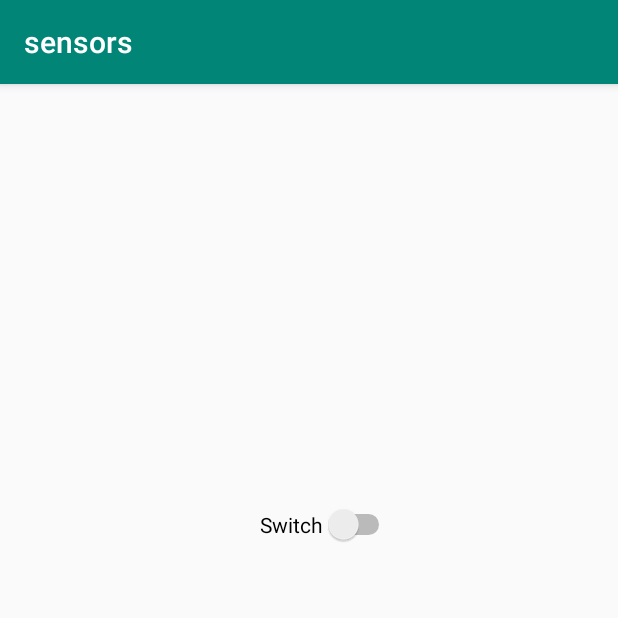
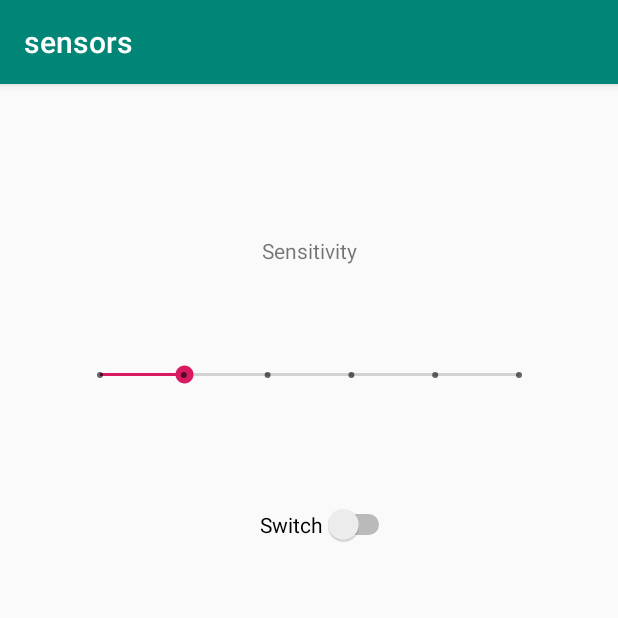
Before and after one commit to sharif-dev/HW2_sensors, an Android app: the ShakeActivity screen opened directly, with no data from a screen before it, on a phone screen of 412 x 824 dp, the top half of it. Run offline under Robolectric (Android 15) with nearby library versions, the phone set to English and light mode, and no system bars.

Commit message:
sensitivity setter added

```diff
--- a/app/src/main/java/edu/sharif/sharif_dev/sensors/ShakeActivity.java
+++ b/app/src/main/java/edu/sharif/sharif_dev/sensors/ShakeActivity.java
@@ -5,7 +5,9 @@ import android.hardware.Sensor;
 import android.hardware.SensorManager;
 import android.os.Bundle;
 import android.support.v7.app.AppCompatActivity;
+import android.view.View;
 import android.widget.CompoundButton;
+import android.widget.SeekBar;
 import android.widget.Switch;
 
 
@@ -15,6 +17,8 @@ public class ShakeActivity extends AppCompatActivity {
     private Sensor accelerometer;
     private ShakeDetector shakeDetector;
     private CustomHandler handler;
+    private SeekBar seekBar;
+    private int seekBarValue = 2;
 
     @Override
     public void onCreate(Bundle bundle) {
@@ -23,14 +27,37 @@ public class ShakeActivity extends AppCompatActivity {
         setContentView(R.layout.activity_shake);
         setSensor();
         setSwitch();
+        seekBar = findViewById(R.id.seekBar);
+        setSeekBar();
     }
+
+    private void setSeekBar() {
+        seekBar.setOnSeekBarChangeListener(new SeekBar.OnSeekBarChangeListener() {
+            @Override
+            public void onProgressChanged(SeekBar seekBar, int i, boolean b) {
+                seekBarValue = i;
+                System.out.println(i);
+            }
+
+            @Override
+            public void onStartTrackingTouch(SeekBar seekBar) {
+
+            }
+
+            @Override
+            public void onStopTrackingTouch(SeekBar seekBar) {
+
+            }
+        });
+    }
+
 
     private void setSensor() {
         sensorManager = (SensorManager) getSystemService(Context.SENSOR_SERVICE);
         accelerometer = sensorManager.getDefaultSensor(Sensor.TYPE_ACCELEROMETER);
         if (accelerometer == null) {
+            // no sensor
             handler.sendIntMessage(R.string.ACCELEROMETER_NOT_FOUND);
-            // no sensor
             return;
         }
         shakeDetector = new ShakeDetector();
@@ -41,12 +68,12 @@ public class ShakeActivity extends AppCompatActivity {
                 System.out.println("shake!!!!!!!!!!!!!!!!!!");
             }
         });
-        sensorManager.unregisterListener(shakeDetector);
     }
 
 
     private void startService() {
         // TODO: 4/16/20
+        shakeDetector.setShakeTreshold(seekBarValue);
         sensorManager.registerListener(shakeDetector, accelerometer, SensorManager.SENSOR_DELAY_UI);
     }
 
@@ -61,9 +88,11 @@ public class ShakeActivity extends AppCompatActivity {
                 if (b) {
                     // checked
                     startService();
+                    seekBar.setVisibility(View.GONE);
                 } else {
                     // unchecked
                     sensorManager.unregisterListener(shakeDetector);
+                    seekBar.setVisibility(View.VISIBLE);
                 }
             }
         });
--- a/app/src/main/java/edu/sharif/sharif_dev/sensors/ShakeDetector.java
+++ b/app/src/main/java/edu/sharif/sharif_dev/sensors/ShakeDetector.java
@@ -7,7 +7,7 @@ import android.hardware.SensorManager;
 
 public class ShakeDetector implements SensorEventListener {
 
-
+    private static final float[] SENSITIVITIES = new float[]{1F, 2F, 2.7F, 3F, 3.5F, 4F};
     private static final int SHAKE_SLOP_TIME_MS = 500;
     private static final int SHAKE_COUNT_RESET_TIME_MS = 3000;
 
@@ -16,8 +16,8 @@ public class ShakeDetector implements SensorEventListener {
     private int mShakeCount;
     private float shakeThreshold = 2.7F;
 
-    public void setShakeTreshold(float shakeThreshold) {
-        this.shakeThreshold = shakeThreshold;
+    public void setShakeTreshold(int index) {
+        this.shakeThreshold = SENSITIVITIES[index];
     }
 
     public void setOnShakeListener(OnShakeListener listener) {
--- a/app/src/main/res/layout/activity_shake.xml
+++ b/app/src/main/res/layout/activity_shake.xml
@@ -1,6 +1,7 @@
 <?xml version="1.0" encoding="utf-8"?>
 <android.support.constraint.ConstraintLayout xmlns:android="http://schemas.android.com/apk/res/android"
     xmlns:app="http://schemas.android.com/apk/res-auto"
+    xmlns:tools="http://schemas.android.com/tools"
     android:layout_width="match_parent"
     android:layout_height="match_parent">
 
@@ -15,4 +16,29 @@
         app:layout_constraintHorizontal_bias="0.539"
         app:layout_constraintStart_toStartOf="parent"
         app:layout_constraintTop_toTopOf="parent" />
+
+    <SeekBar
+        android:id="@+id/seekBar"
+        style="@style/Widget.AppCompat.SeekBar.Discrete"
+        android:layout_width="311dp"
+        android:layout_height="52dp"
+        android:layout_marginTop="168dp"
+        android:max="5"
+        android:progress="1"
+        app:layout_constraintEnd_toEndOf="parent"
+        app:layout_constraintHorizontal_bias="0.5"
+        app:layout_constraintStart_toStartOf="parent"
+        app:layout_constraintTop_toTopOf="parent" />
+
+    <TextView
+        android:id="@+id/textView"
+        android:layout_width="wrap_content"
+        android:layout_height="wrap_content"
+        android:layout_marginTop="101dp"
+        android:text="Sensitivity"
+        app:layout_constraintEnd_toEndOf="parent"
+        app:layout_constraintHorizontal_bias="0.5"
+        app:layout_constraintStart_toStartOf="parent"
+        app:layout_constraintTop_toTopOf="parent" />
+
 </android.support.constraint.ConstraintLayout>
```
